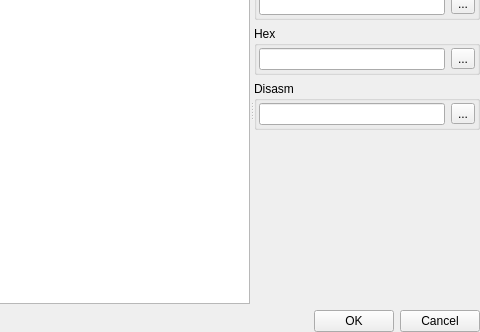
The window that xoptionswidget.ui (horsicq/XOptions) describes before a commit, drawn with Qt 5; both pictures show x 141 to 621 and y 84 to 416 of the 621 by 416 pixel window.
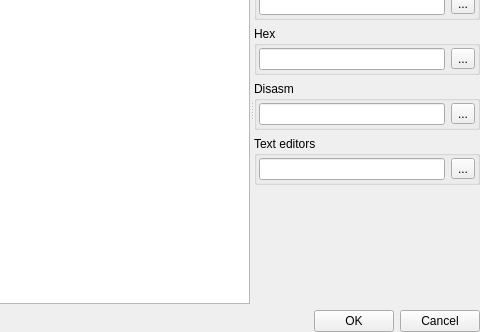
The same window after the commit.

Diff of the .ui file:
```diff
--- a/xoptionswidget.ui
+++ b/xoptionswidget.ui
@@ -465,6 +465,41 @@
           </layout>
          </widget>
         </item>
+        <item>
+         <widget class="QGroupBox" name="groupBoxViewFontTextEdits">
+          <property name="title">
+           <string>Text editors</string>
+          </property>
+          <layout class="QHBoxLayout" name="horizontalLayout_7">
+           <property name="leftMargin">
+            <number>2</number>
+           </property>
+           <property name="topMargin">
+            <number>2</number>
+           </property>
+           <property name="rightMargin">
+            <number>2</number>
+           </property>
+           <property name="bottomMargin">
+            <number>2</number>
+           </property>
+           <item>
+            <widget class="QLineEdit" name="lineEditViewFontTextEdits">
+             <property name="readOnly">
+              <bool>true</bool>
+             </property>
+            </widget>
+           </item>
+           <item>
+            <widget class="QToolButton" name="toolButtonViewFontTextEdits">
+             <property name="text">
+              <string notr="true">...</string>
+             </property>
+            </widget>
+           </item>
+          </layout>
+         </widget>
+        </item>
         <item>
          <spacer name="verticalSpacer_3">
           <property name="orientation">
```
Left out of the diff: 8 changed lines with no effect on the pictures.
